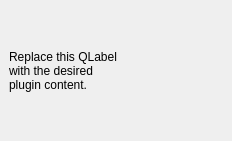
This is WalkAble/walkable_dockwidget_base.ui in hsalko/GEO1005 as Qt 5 draws it before an edit. The edited form follows.
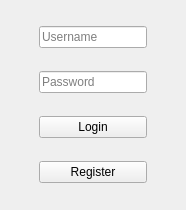
This is the edited form.

Commit message: Qt design

```diff
--- a/WalkAble/walkable_dockwidget_base.ui
+++ b/WalkAble/walkable_dockwidget_base.ui
@@ -2,25 +2,80 @@
 <ui version="4.0">
  <class>WalkAbleDockWidgetBase</class>
  <widget class="QDockWidget" name="WalkAbleDockWidgetBase">
+  <property name="enabled">
+   <bool>true</bool>
+  </property>
   <property name="geometry">
    <rect>
     <x>0</x>
     <y>0</y>
-    <width>232</width>
-    <height>141</height>
+    <width>186</width>
+    <height>210</height>
    </rect>
   </property>
+  <property name="sizePolicy">
+   <sizepolicy hsizetype="Fixed" vsizetype="Fixed">
+    <horstretch>0</horstretch>
+    <verstretch>0</verstretch>
+   </sizepolicy>
+  </property>
+  <property name="minimumSize">
+   <size>
+    <width>75</width>
+    <height>75</height>
+   </size>
+  </property>
   <property name="windowTitle">
    <string>WalkAble</string>
   </property>
   <widget class="QWidget" name="dockWidgetContents">
    <layout class="QGridLayout" name="gridLayout">
     <item row="0" column="0">
-     <widget class="QLabel" name="label">
+     <widget class="QLineEdit" name="lineEdit">
+      <property name="sizePolicy">
+       <sizepolicy hsizetype="Fixed" vsizetype="Fixed">
+        <horstretch>0</horstretch>
+        <verstretch>0</verstretch>
+       </sizepolicy>
+      </property>
       <property name="text">
-       <string>Replace this QLabel
-with the desired
-plugin content.</string>
+       <string/>
+      </property>
+      <property name="placeholderText">
+       <string>Username</string>
+      </property>
+     </widget>
+    </item>
+    <item row="1" column="0">
+     <widget class="QLineEdit" name="lineEdit_2">
+      <property name="sizePolicy">
+       <sizepolicy hsizetype="Fixed" vsizetype="Fixed">
+        <horstretch>0</horstretch>
+        <verstretch>0</verstretch>
+       </sizepolicy>
+      </property>
+      <property name="text">
+       <string/>
+      </property>
+      <property name="echoMode">
+       <enum>QLineEdit::Password</enum>
+      </property>
+      <property name="placeholderText">
+       <string>Password</string>
+      </property>
+     </widget>
+    </item>
+    <item row="3" column="0">
+     <widget class="QPushButton" name="pushButton_2">
+      <property name="text">
+       <string>Register</string>
+      </property>
+     </widget>
+    </item>
+    <item row="2" column="0">
+     <widget class="QPushButton" name="pushButton">
+      <property name="text">
+       <string>Login</string>
       </property>
      </widget>
     </item>
```
The commit also changes 1 other file.
